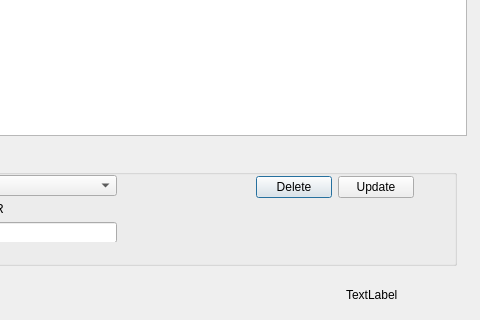
Ruwan-Ranganath/Memo-Book, file managememo.ui: the form before one commit; both pictures show x 184 to 664 and y 125 to 445 of the 664 by 445 pixel window.
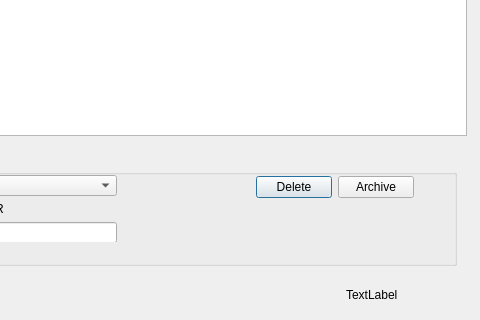
The form after the commit.

The edit to the form file:
```diff
--- a/managememo.ui
+++ b/managememo.ui
@@ -68,7 +68,7 @@
      <item>
       <widget class="QPushButton" name="btnUpdate">
        <property name="text">
-        <string>Update</string>
+        <string>Archive</string>
        </property>
       </widget>
      </item>
```
